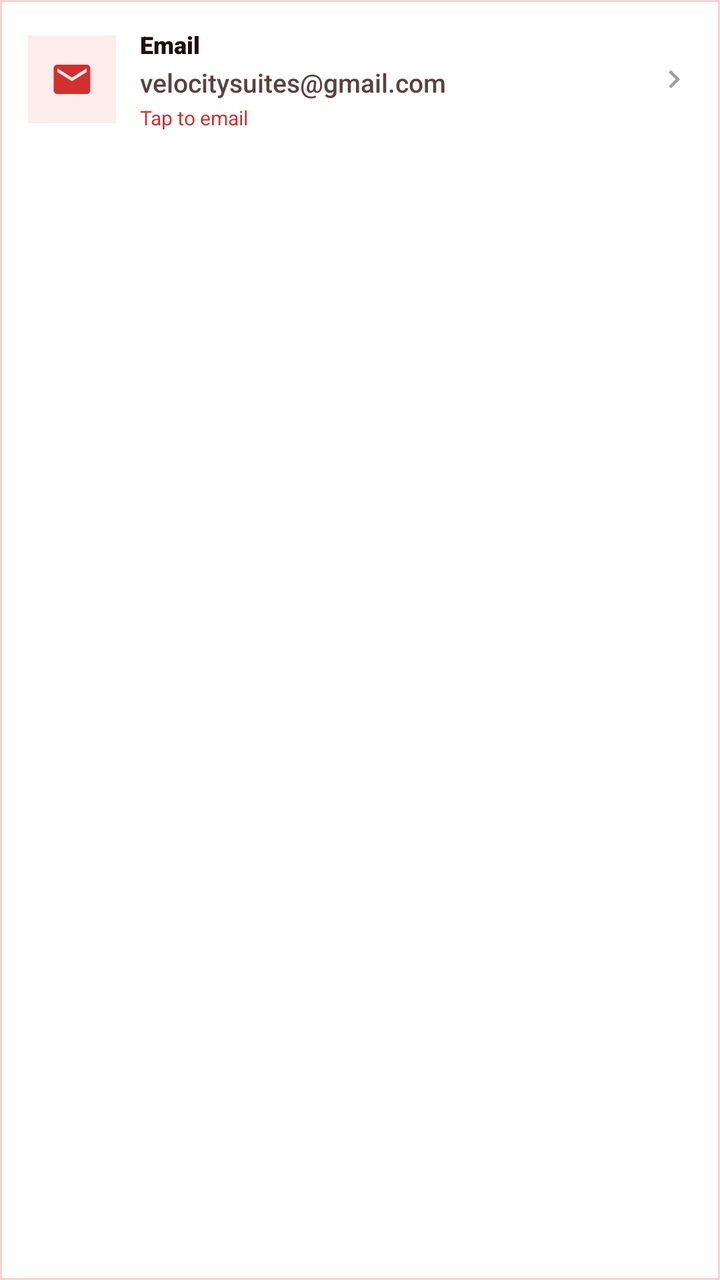
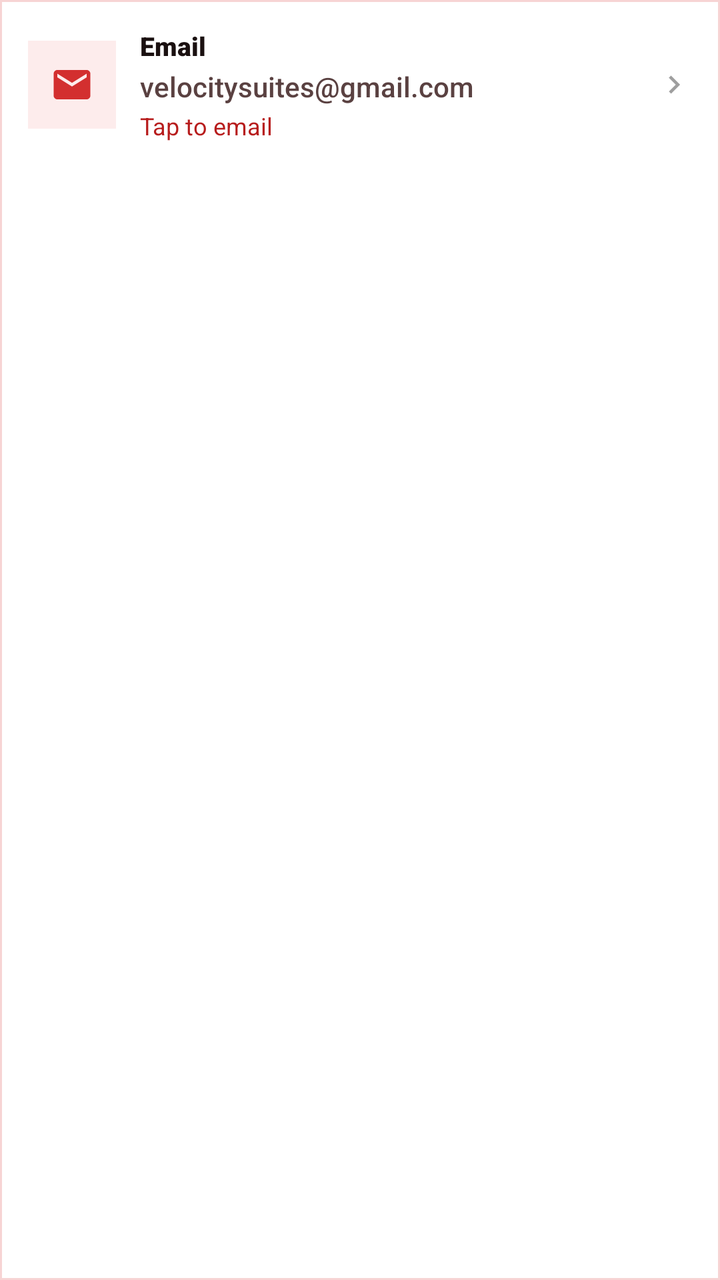

The first picture is an Android layout as it rendered before a commit; the second is the same layout after the commit. The layout source and the unified diff follow.
<!-- AndroidManifest.xml: application theme Theme.VelocitySuites -->
<!-- res/layout/item_landing_contact_email.xml -->
<?xml version="1.0" encoding="utf-8"?>
<com.google.android.material.card.MaterialCardView xmlns:android="http://schemas.android.com/apk/res/android"
    xmlns:app="http://schemas.android.com/apk/res-auto"
    android:id="@+id/cardContactEmail"
    android:layout_width="match_parent"
    android:layout_height="wrap_content"
    android:layout_marginTop="10dp"
    android:clickable="true"
    android:focusable="true"
    app:cardBackgroundColor="@color/velocity_surface_elevated"
    app:cardCornerRadius="0dp"
    app:cardElevation="0dp"
    app:rippleColor="@color/velocity_red_subtle"
    app:strokeColor="@color/velocity_red_subtle"
    app:strokeWidth="1dp">

    <LinearLayout
        android:layout_width="match_parent"
        android:layout_height="wrap_content"
        android:gravity="center_vertical"
        android:orientation="horizontal"
        android:padding="14dp">

        <FrameLayout
            android:layout_width="44dp"
            android:layout_height="44dp"
            android:background="@drawable/bg_icon_circle_badge">

            <ImageView
                android:layout_width="22dp"
                android:layout_height="22dp"
                android:layout_gravity="center"
                android:contentDescription="@string/landing_hotel_email_label"
                android:src="@drawable/ic_email"
                app:tint="@color/velocity_red_primary" />
        </FrameLayout>

        <LinearLayout
            android:layout_width="0dp"
            android:layout_height="wrap_content"
            android:layout_marginStart="12dp"
            android:layout_weight="1"
            android:orientation="vertical">

            <TextView
                android:layout_width="match_parent"
                android:layout_height="wrap_content"
                android:fontFamily="sans-serif-black"
                android:text="@string/landing_hotel_email_label"
                android:textColor="@color/velocity_text_primary"
                android:textSize="12sp" />

            <TextView
                android:layout_width="match_parent"
                android:layout_height="wrap_content"
                android:layout_marginTop="2dp"
                android:fontFamily="sans-serif-medium"
                android:text="@string/landing_hotel_email"
                android:textColor="@color/velocity_text_secondary"
                android:textSize="13sp" />

            <TextView
                android:layout_width="match_parent"
                android:layout_height="wrap_content"
                android:layout_marginTop="2dp"
                android:fontFamily="sans-serif-bold"
                android:text="@string/landing_hotel_tap_email"
                android:textColor="@color/velocity_red_primary"
                android:textSize="10sp" />
        </LinearLayout>

        <ImageView
            android:layout_width="18dp"
            android:layout_height="18dp"
            android:contentDescription="@null"
            android:src="@drawable/ic_chevron_right"
            app:tint="@color/velocity_inactive_gray" />
    </LinearLayout>
</com.google.android.material.card.MaterialCardView>
<!-- resources referenced by this layout -->
<resources>
  <color name="velocity_inactive_gray">#9E9E9E</color>
  <color name="velocity_red_primary">#D32F2F</color>
  <color name="velocity_red_subtle">#F7D4D4</color>
  <color name="velocity_surface_elevated">#FFFFFF</color>
  <color name="velocity_text_primary">#1A1010</color>
  <color name="velocity_text_secondary">#5A4141</color>
  <!-- drawable bg_icon_circle_badge (drawable) -->
  <?xml version="1.0" encoding="utf-8"?>
  <shape xmlns:android="http://schemas.android.com/apk/res/android"
      android:shape="rectangle">
      <solid android:color="@color/velocity_red_soft" />
  </shape>
  <!-- drawable ic_chevron_right (drawable) -->
  <vector xmlns:android="http://schemas.android.com/apk/res/android"
      android:width="24dp"
      android:height="24dp"
      android:viewportWidth="24"
      android:viewportHeight="24"
      android:tint="?attr/colorControlNormal">
    <path
        android:fillColor="@android:color/white"
        android:pathData="M10,6L8.59,7.41L13.17,12l-4.58,4.59L10,18l6,-6L10,6Z"/>
  </vector>
  <!-- drawable ic_email (drawable) -->
  <vector xmlns:android="http://schemas.android.com/apk/res/android"
      android:width="24dp"
      android:height="24dp"
      android:viewportWidth="24"
      android:viewportHeight="24"
      android:tint="#FF000000">
      <path
          android:fillColor="#FF000000"
          android:pathData="M20,4H4c-1.1,0 -1.99,0.9 -1.99,2L2,18c0,1.1 0.9,2 2,2h16c1.1,0 2,-0.9 2,-2V6c0,-1.1 -0.9,-2 -2,-2zM20,8l-8,5 -8,-5V6l8,5 8,-5v2z" />
  </vector>
  <string name="landing_hotel_email">velocitysuites@gmail.com</string>
  <string name="landing_hotel_email_label">Email</string>
  <string name="landing_hotel_tap_email">Tap to email</string>
  <color name="velocity_red_soft">#FDECEC</color>
  <color name="velocity_red_dark">#7F1212</color>
  <color name="white">#FFFFFFFF</color>
  <color name="velocity_red_rose">#EF5350</color>
  <color name="velocity_red_deep">#5A0A0A</color>
  <style name="ShapeAppearance.Velocity.Square" parent="">
          <item name="cornerFamily">rounded</item>
          <item name="cornerSize">0dp</item>
      </style>
  <style name="Widget.Velocity.Card.Flat" parent="Widget.MaterialComponents.CardView">
          <item name="cardElevation">0dp</item>
          <item name="cardCornerRadius">0dp</item>
          <item name="cardBackgroundColor">@color/velocity_surface_elevated</item>
          <item name="strokeColor">@color/velocity_divider_hairline</item>
          <item name="strokeWidth">1dp</item>
          <item name="shapeAppearance">@style/ShapeAppearance.Velocity.Square</item>
      </style>
  <style name="Widget.Velocity.Flat.Snackbar" parent="Widget.MaterialComponents.Snackbar">
          <item name="android:background">@drawable/bg_snackbar_flat</item>
          <item name="android:elevation">0dp</item>
      </style>
  <color name="velocity_divider_hairline">#1A000000</color>
  <!-- drawable bg_snackbar_flat (drawable) -->
  <?xml version="1.0" encoding="utf-8"?>
  <shape xmlns:android="http://schemas.android.com/apk/res/android" android:shape="rectangle">
      <solid android:color="#323232" />
      <stroke android:width="1dp" android:color="#33FFFFFF" />
      <corners android:radius="0dp" />
  </shape>
  <style name="Widget.Velocity.Flat.BottomSheet" parent="Widget.MaterialComponents.BottomSheet.Modal">
          <item name="shapeAppearanceOverlay">@style/ShapeAppearance.Velocity.Square</item>
          <item name="android:elevation">0dp</item>
          <item name="backgroundTint">@color/velocity_surface_elevated</item>
      </style>
  <!-- unchanged entries left out for length: 8 -->
</resources>

<!-- the commit's change to res/layout/item_landing_contact_email.xml (unified diff, before → after) -->
@@ -30,7 +30,7 @@
                 android:layout_width="22dp"
                 android:layout_height="22dp"
                 android:layout_gravity="center"
-                android:contentDescription="@string/landing_hotel_email_label"
+                android:importantForAccessibility="no"
                 android:src="@drawable/ic_email"
                 app:tint="@color/velocity_red_primary" />
         </FrameLayout>
@@ -48,7 +48,7 @@
                 android:fontFamily="sans-serif-black"
                 android:text="@string/landing_hotel_email_label"
                 android:textColor="@color/velocity_text_primary"
-                android:textSize="12sp" />
+                android:textSize="13sp" />
 
             <TextView
                 android:layout_width="match_parent"
@@ -57,7 +57,7 @@
                 android:fontFamily="sans-serif-medium"
                 android:text="@string/landing_hotel_email"
                 android:textColor="@color/velocity_text_secondary"
-                android:textSize="13sp" />
+                android:textSize="14sp" />
 
             <TextView
                 android:layout_width="match_parent"
@@ -65,8 +65,8 @@
                 android:layout_marginTop="2dp"
                 android:fontFamily="sans-serif-bold"
                 android:text="@string/landing_hotel_tap_email"
-                android:textColor="@color/velocity_red_primary"
-                android:textSize="10sp" />
+                android:textColor="@color/velocity_action_text"
+                android:textSize="12sp" />
         </LinearLayout>
 
         <ImageView
<!-- resource entries referenced after the edit -->
@@ -1,5 +1,6 @@
 <!-- resources referenced by this layout -->
 <resources>
+  <color name="velocity_action_text">#B71C1C</color>
   <color name="velocity_inactive_gray">#9E9E9E</color>
   <color name="velocity_red_primary">#D32F2F</color>
   <color name="velocity_red_subtle">#F7D4D4</color>
